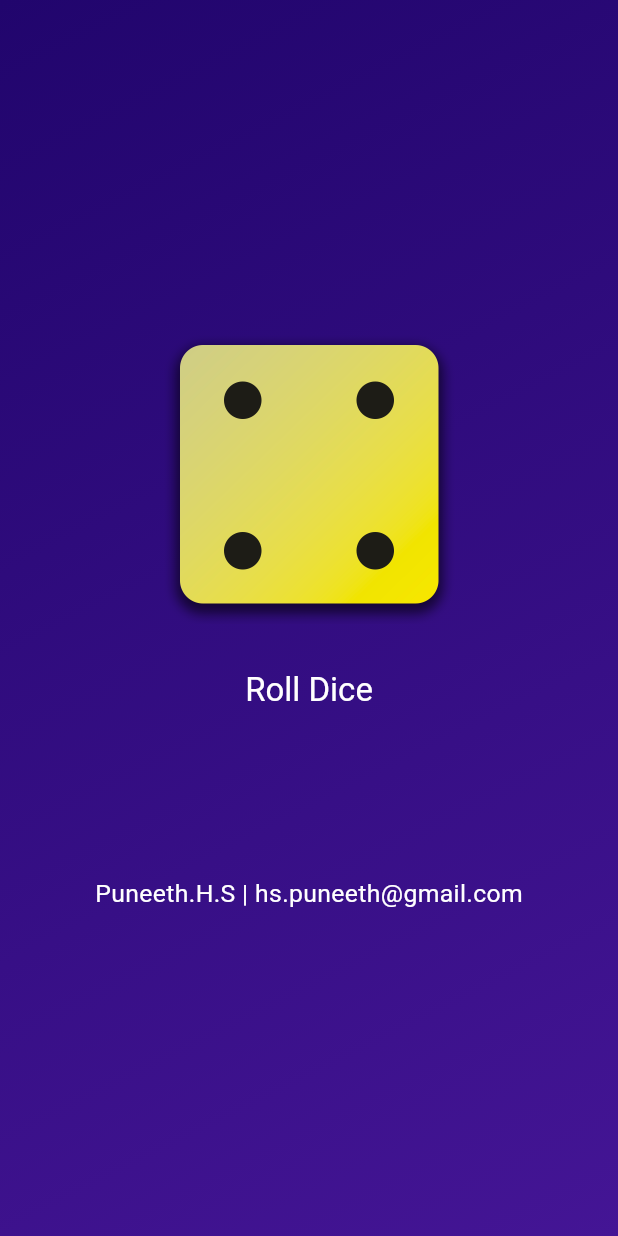
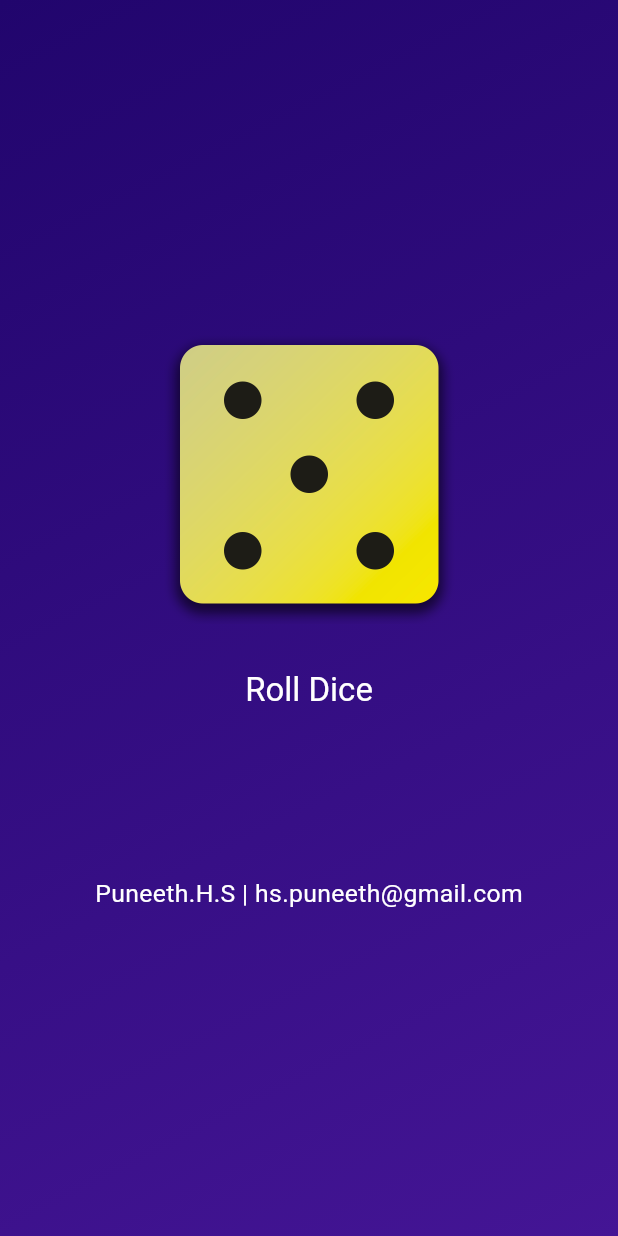
Before and after one commit to phsworld/flutter_first_app, a Flutter app: the screen it shows after launch, after a tap on "Roll Dice", on a phone screen of 412 x 824 dp. Run offline on Flutter 3.47's test engine with Material 3 defaults, Android fonts, the phone set to English and light mode, and no system bars.

Commit message:
final submit
final submit

```diff
--- a/lib/dice_roller.dart
+++ b/lib/dice_roller.dart
@@ -1,5 +1,8 @@
 import 'package:flutter/material.dart';
 import 'package:first_app/styled_text.dart';
+import 'dart:math';
+
+final randomizer = Random();
 
 class DiceRoller extends StatefulWidget {
   const DiceRoller({super.key});
@@ -10,10 +13,10 @@ class DiceRoller extends StatefulWidget {
 }
 
 class _DiceRollerState extends State<DiceRoller> {
-  var activeDiceImage = 'assets/images/dice-2.png';
+  var diceFace = 2;
   void rollDice() {
     setState(() {
-      activeDiceImage = 'assets/images/dice-4.png';
+      diceFace = randomizer.nextInt(6) + 1;
     });
   }
 
@@ -23,7 +26,7 @@ class _DiceRollerState extends State<DiceRoller> {
       mainAxisSize: MainAxisSize.min,
       children: [
         Image.asset(
-          activeDiceImage,
+          'assets/images/dice-$diceFace.png',
           width: 200,
         ),
         const SizedBox(
```
